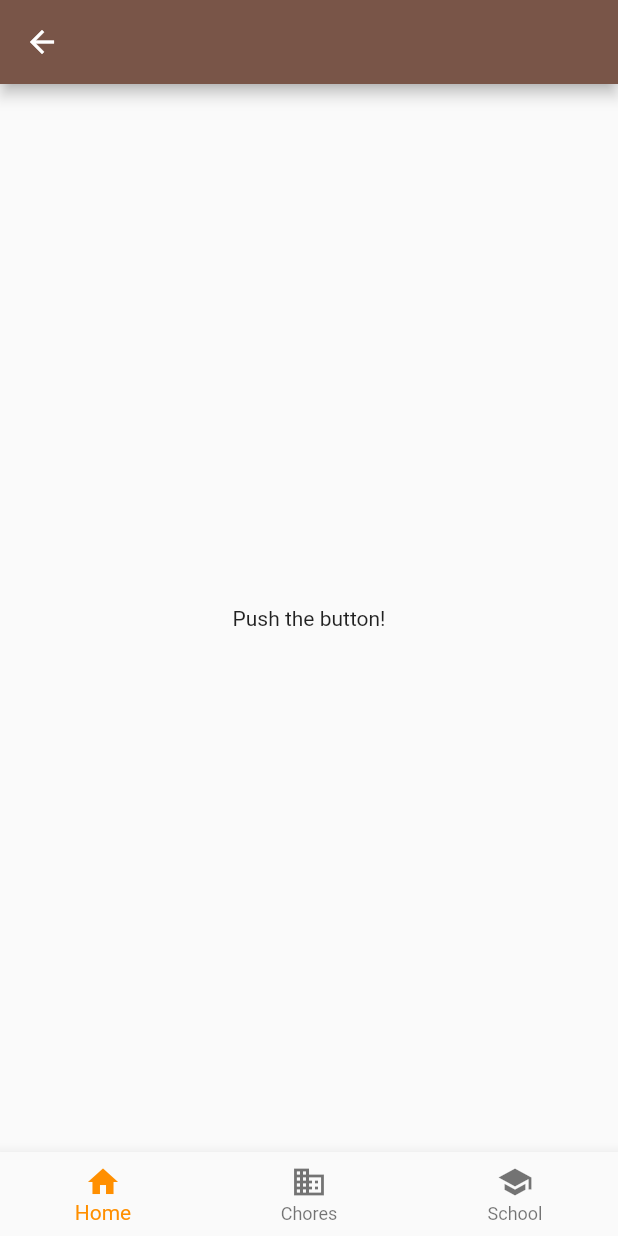
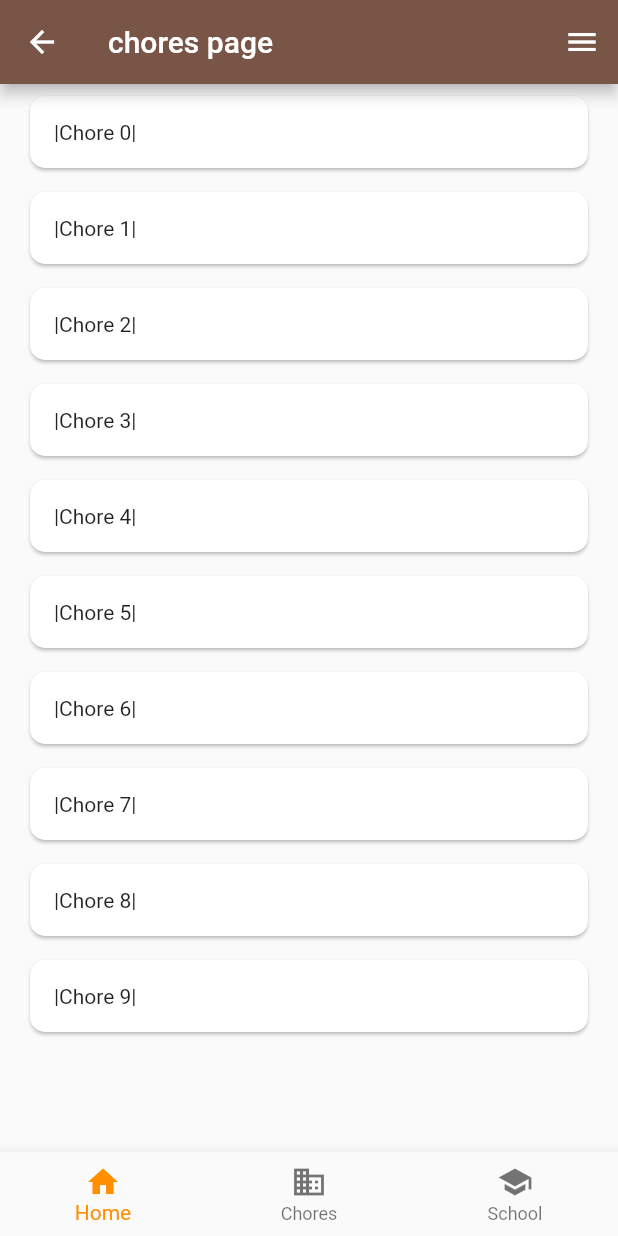
Before and after one commit to Kraxorax/dicaporo, a Flutter app: the screen it shows after launch, item 2 of the bottom bar chosen, on a phone screen of 412 x 824 dp. Run offline on Flutter 3.47's test engine with Material 2 defaults, Android fonts, the phone set to English and light mode, and no system bars; generated files the repository leaves out were written again.

Commit message:
List in chores

```diff
--- /dev/null
+++ b/lib/pages/chores_page.dart
@@ -0,0 +1,52 @@
+import 'package:dicaporo/util/l10nHelpers.dart';
+import 'package:dicaporo/widgets/bars/bottom_bar.dart';
+import 'package:dicaporo/widgets/bars/top_bar.dart';
+import 'package:flutter/material.dart';
+
+class ChoresPage extends StatefulWidget {
+  const ChoresPage({super.key, required this.title});
+
+  final String title;
+
+  @override
+  State<ChoresPage> createState() => ChoresPageState();
+}
+
+class ChoresPageState extends State<ChoresPage> {
+  void goToPage(String page) {
+    Navigator.pushNamed(context, page);
+  }
+
+  ListView buildChoresList() {
+    return ListView.builder(
+      itemCount: 10,
+      itemBuilder: (BuildContext context, int index) {
+        return ListTile(
+          title: Card(
+            child: Container(
+                child: Text(ft(context)('Chore $index')),
+                padding: const EdgeInsets.all(16)),
+            shape:
+                RoundedRectangleBorder(borderRadius: BorderRadius.circular(10)),
+            borderOnForeground: false,
+          ),
+          onTap: () {
+            print('Chore $index tapped');
+            // goToPage('/chores/$index');
+          },
+        );
+      },
+    );
+  }
+
+  @override
+  Widget build(BuildContext context) {
+    return Scaffold(
+      appBar: buildTopBar(context, widget.title),
+      body: Center(
+        child: buildChoresList(),
+      ),
+      bottomNavigationBar: const BottomNavBar(),
+    );
+  }
+}
--- a/lib/pages/main_container.dart
+++ b/lib/pages/main_container.dart
@@ -18,7 +18,7 @@ class MainContainerState extends State<MainContainer> {
   @override
   Widget build(BuildContext context) {
     return Scaffold(
-      appBar: TopBar(),
+      appBar: buildTopBar(context, widget.title),
       body: widget.body,
       bottomNavigationBar: const BottomNavBar(),
     );
--- a/lib/routes.dart
+++ b/lib/routes.dart
@@ -1,3 +1,4 @@
+import 'package:dicaporo/pages/chores_page.dart';
 import 'package:dicaporo/pages/home_page.dart';
 import 'package:dicaporo/pages/landing_page.dart';
 import 'package:dicaporo/pages/main_container.dart';
@@ -11,18 +12,9 @@ class DicaporoRoutes {
 }
 
 Map<String, WidgetBuilder> routesToPages = {
-  DicaporoRoutes.home: (context) => const MainContainer(
-        title: 'H o m e',
-        body: HomePage(title: 'home page'),
-      ),
+  DicaporoRoutes.home: (context) => const HomePage(title: 'home page'),
+  DicaporoRoutes.chores: (context) => const ChoresPage(title: 'chores page'),
+  DicaporoRoutes.school: (context) => const HomePage(title: 'school page'),
   DicaporoRoutes.landing: (context) =>
       const MainContainer(title: 'landing page', body: LandingPage()),
-  DicaporoRoutes.chores: (context) => const MainContainer(
-        title: 'C h o r e s',
-        body: HomePage(title: 'chores page'),
-      ),
-  DicaporoRoutes.school: (context) => const MainContainer(
-        title: 'S c h o o l',
-        body: HomePage(title: 'school page'),
-      )
 };
--- /dev/null
+++ b/lib/util/l10nHelpers.dart
@@ -0,0 +1,8 @@
+import 'package:flutter/widgets.dart';
+import 'package:flutter_gen/gen_l10n/app_localizations.dart';
+
+/// Use to get the translation
+var l10n = (BuildContext ctx) => AppLocalizations.of(ctx)!;
+
+/// Use to set a fake translation, while real translation is not ready
+var ft = (BuildContext ctx) => (String s) => AppLocalizations.of(ctx)!.fake(s);
```
Also changed, not shown: lib/l10n/app_en.arb (+11 -0 lines), lib/pages/home_page.dart (+15 -10 lines), lib/widgets/bars/top_bar.dart (+17 -21 lines).
